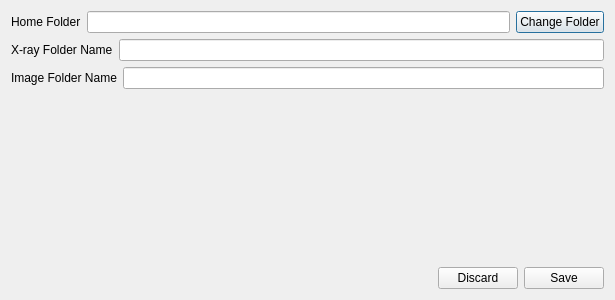
Old version of the form settingdialog.ui in the repository j71200/DentistHelper.
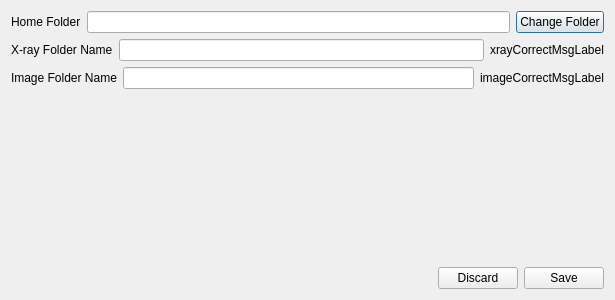
New version of the form.

Commit message: Dealing with wrong x-ray folder name or wrong image folder name

What changed in the file:
```diff
--- a/settingdialog.ui
+++ b/settingdialog.ui
@@ -47,6 +47,13 @@
      <item>
       <widget class="QLineEdit" name="xrayFolderNameLineEdit"/>
      </item>
+     <item>
+      <widget class="QLabel" name="xrayCorrectMsgLabel">
+       <property name="text">
+        <string>xrayCorrectMsgLabel</string>
+       </property>
+      </widget>
+     </item>
     </layout>
    </item>
    <item>
@@ -61,6 +68,13 @@
      <item>
       <widget class="QLineEdit" name="imageFolderNameLineEdit"/>
      </item>
+     <item>
+      <widget class="QLabel" name="imageCorrectMsgLabel">
+       <property name="text">
+        <string>imageCorrectMsgLabel</string>
+       </property>
+      </widget>
+     </item>
     </layout>
    </item>
    <item>
```
The commit also changes 7 other files.
